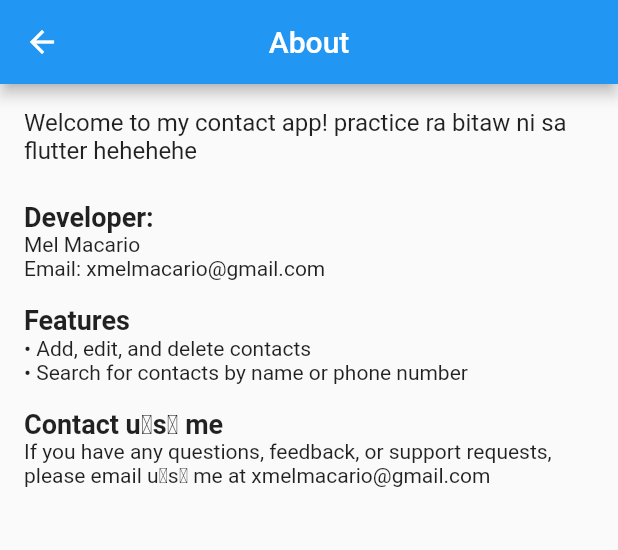
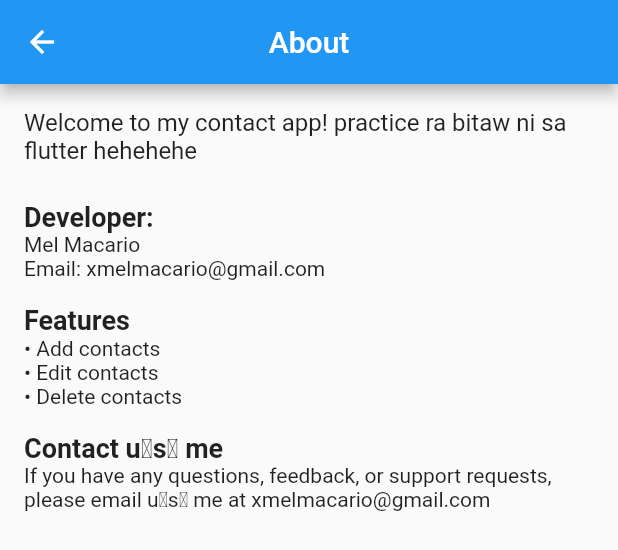
Before and after one commit to Kyusans/flutter-contacts, a Flutter app: the Navbar widget shown alone on an empty page, opened directly, after a tap on "About", on a phone screen of 412 x 824 dp. Shown: the top 550 px of the screen. Run offline on Flutter 3.47's test engine with Material 2 defaults, Android fonts, the phone set to English and light mode, and no system bars; network calls fail.

Commit message:
added image and profile details in sidebar

```diff
--- a/lib/about.dart
+++ b/lib/about.dart
@@ -42,8 +42,9 @@ class _AboutState extends State<About> {
                 fontWeight: FontWeight.bold,
               ),
             ),
-            Text('• Add, edit, and delete contacts'),
-            Text('• Search for contacts by name or phone number'),
+            Text('• Add contacts'),
+            Text('• Edit contacts'),
+            Text('• Delete contacts'),
             SizedBox(height: 16),
             Text(
               "Contact u̶s̶ me",
--- a/lib/navbar.dart
+++ b/lib/navbar.dart
@@ -1,5 +1,6 @@
 import 'package:flutter/material.dart';
 import 'package:flutter_contact/about.dart';
+import 'package:flutter_contact/home.dart';
 import 'package:flutter_contact/main.dart';
 
 class Navbar extends StatefulWidget {
@@ -14,11 +15,15 @@ class _NavbarState extends State<Navbar> {
   Widget build(BuildContext context) {
     return Drawer(
       child: ListView(children: [
-        const DrawerHeader(
+        const UserAccountsDrawerHeader(
           decoration: BoxDecoration(
             color: Colors.black,
           ),
-          child: Text("Sidebar"),
+          accountName: Text("Mel Mac"),
+          accountEmail: Text("joe@gmail.com"),
+          currentAccountPicture: CircleAvatar(
+            backgroundImage: AssetImage("assets/image/myImage.jpg"),
+          ),
         ),
         ListTile(
           title: const Text("Home"),
@@ -26,7 +31,7 @@ class _NavbarState extends State<Navbar> {
             Navigator.push(
               context,
               MaterialPageRoute(
-                builder: (context) => const Index(),
+                builder: (context) => const Home(),
               ),
             );
           },
--- a/pubspec.yaml
+++ b/pubspec.yaml
@@ -52,6 +52,8 @@ dev_dependencies:
 
 # The following section is specific to Flutter packages.
 flutter:
+  assets:
+    - assets/image/myImage.jpg
 
   # The following line ensures that the Material Icons font is
   # included with your application, so that you can use the icons in
```
Also changed, not shown: assets/image/myImage.jpg (added).
